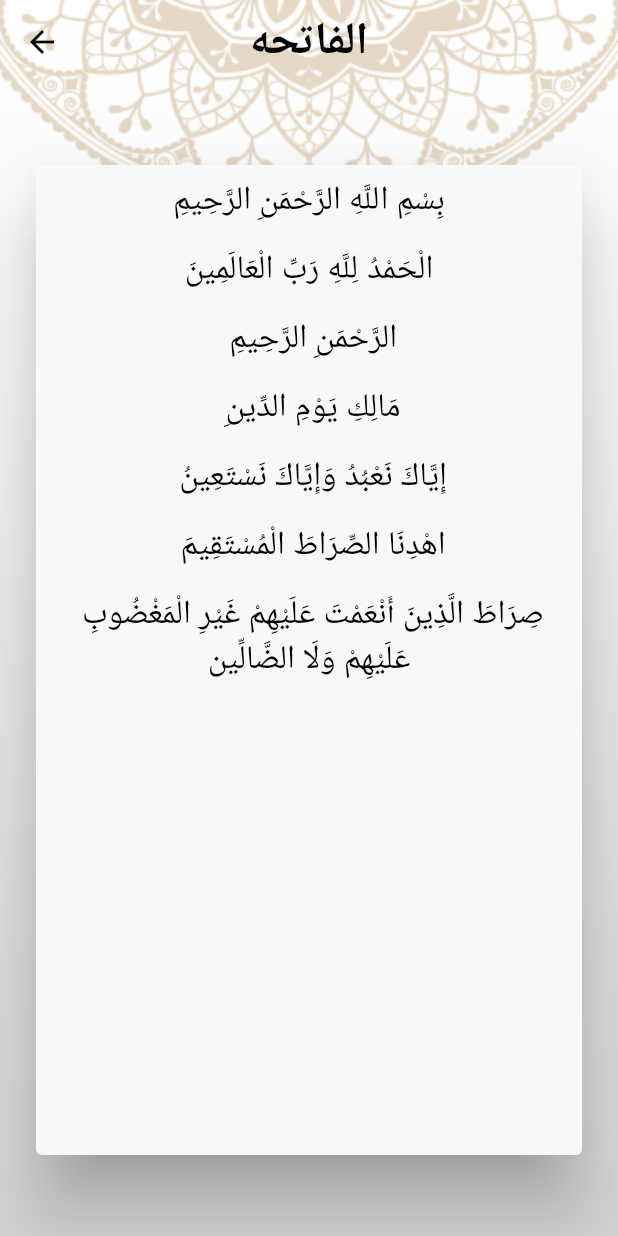
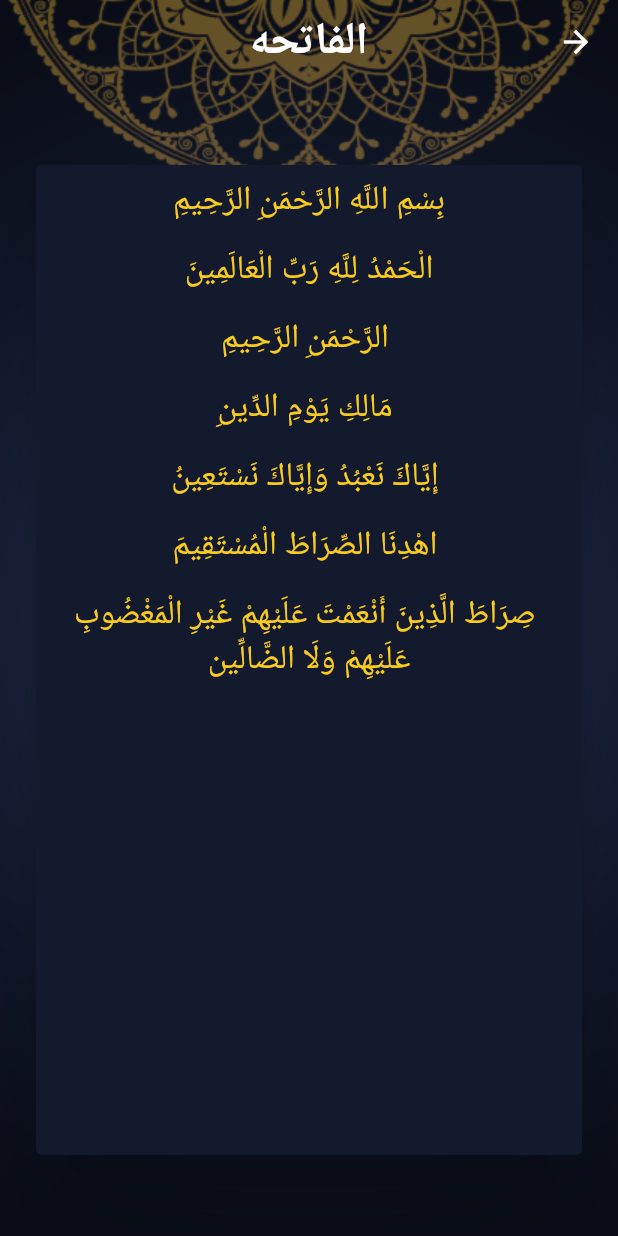
Before and after one commit to OmniaGalal/islami, a Flutter app: the screen it shows after launch, after a tap on an icon or button, on a phone screen of 412 x 824 dp. Run offline on Flutter 3.47's test engine with Material 2 defaults, Android fonts, the phone set to English and light mode, and no system bars; generated files the repository leaves out were written again.

Commit message:
+apply Localization(ar-en)

```diff
--- /dev/null
+++ b/l10n.yaml
@@ -0,0 +1,3 @@
+arb-dir: lib/l10n
+template-arb-file: app_en.arb
+output-localization-file: app_localizations.dart
--- a/lib/main.dart
+++ b/lib/main.dart
@@ -4,7 +4,8 @@ import 'package:islami/ui/HomeScreen/Quran/QuranDetails.dart';
 import 'package:islami/ui/HomeScreen/home.dart';
 import 'package:islami/ui/Splash/splash.dart';
 import 'package:islami/ui/theme.dart';
-
+import 'package:flutter_localizations/flutter_localizations.dart';
+import 'package:flutter_gen/gen_l10n/app_localizations.dart';
 void main() {
   runApp(const MyApp());
 }
@@ -19,7 +20,7 @@ class MyApp extends StatelessWidget {
       title: 'Flutter Demo',
       theme: MyThemeData.LightTheme,
       darkTheme: MyThemeData.DarkTheme,
-      themeMode: ThemeMode.light,
+      themeMode: ThemeMode.dark,
       debugShowCheckedModeBanner: false,
       home: const SplashScreen(),
       initialRoute: HomeScreen.routeName,
@@ -29,6 +30,17 @@ class MyApp extends StatelessWidget {
         QuranDetails.routaName: (context) => QuranDetails(),
         HadethDetails.routeName:(context) => HadethDetails()
       },
+      localizationsDelegates: [
+        AppLocalizations.delegate,
+        GlobalMaterialLocalizations.delegate,
+        GlobalWidgetsLocalizations.delegate,
+        GlobalCupertinoLocalizations.delegate,
+      ],
+      supportedLocales: [
+        Locale('en'),
+        Locale('ar'),
+      ],
+      locale: const Locale('ar'),
     );
   }
 }
--- a/lib/ui/HomeScreen/home.dart
+++ b/lib/ui/HomeScreen/home.dart
@@ -5,7 +5,7 @@ import 'package:islami/ui/HomeScreen/Radio/Radio.dart';
 import 'package:islami/ui/HomeScreen/sebha/Sebha.dart';
 import 'package:islami/ui/colors.dart';
 import 'package:islami/ui/theme.dart';
-
+import 'package:flutter_gen/gen_l10n/app_localizations.dart';
 class HomeScreen extends StatefulWidget {
   HomeScreen({Key? key}) : super(key: key);
   static const String routeName = "Home";
@@ -45,24 +45,24 @@ class _HomeScreenState extends State<HomeScreen> {
           items: [
             BottomNavigationBarItem(
                 backgroundColor: Theme.of(context).colorScheme.primary,
-                icon: const ImageIcon(AssetImage("assets/images/quran.png")),
-                label: "Quran"),
+                icon:  ImageIcon(AssetImage("assets/images/quran.png")),
+                label: AppLocalizations.of(context)!.quranTab),
             BottomNavigationBarItem(
                 backgroundColor: Theme.of(context).colorScheme.primary,
                 icon: const ImageIcon(AssetImage("assets/images/hadeth.png")),
-                label: "Hadeth"),
+                label: AppLocalizations.of(context)!.hadethTab),
             BottomNavigationBarItem(
                 backgroundColor: Theme.of(context).colorScheme.primary,
                 icon: const ImageIcon(AssetImage("assets/images/sebha.png")),
-                label: "Sebha"),
+                label: AppLocalizations.of(context)!.sebhaTab),
             BottomNavigationBarItem(
                 backgroundColor: Theme.of(context).colorScheme.primary,
                 icon: const ImageIcon(AssetImage("assets/images/radio.png")),
-                label: "Radio"),
+                label: AppLocalizations.of(context)!.radioTab),
           ],
         ),
         appBar: AppBar(
-          title: const Text("Islami"),
+          title:  Text("${AppLocalizations.of(context)!.appTitle}"),
         ),
         body: items[SelectedIndx],
       ),
--- a/lib/ui/theme.dart
+++ b/lib/ui/theme.dart
@@ -1,7 +1,7 @@
 import 'package:flutter/material.dart';
 
 class MyThemeData {
-  static bool darkk = false;
+  static bool darkk = true;
   static const Color PrimaryDark = Color(0xFF141A2E);
   static const Color SecondaryDark = Color(0xFFFACC1D);
   static const Color Blackk = Colors.black;
--- a/pubspec.yaml
+++ b/pubspec.yaml
@@ -31,6 +31,9 @@ environment:
 dependencies:
   flutter:
     sdk: flutter
+  flutter_localizations:
+    sdk: flutter
+  intl: any
 
 
   # The following adds the Cupertino Icons font to your application.
@@ -53,6 +56,7 @@ dev_dependencies:
 
 # The following section is specific to Flutter packages.
 flutter:
+  generate: true
 
   # The following line ensures that the Material Icons font is
   # included with your application, so that you can use the icons in
```
Also changed, not shown: lib/l10n/app_ar.arb (added, +7 -0 lines), lib/l10n/app_en.arb (added, +7 -0 lines), pubspec.lock.
